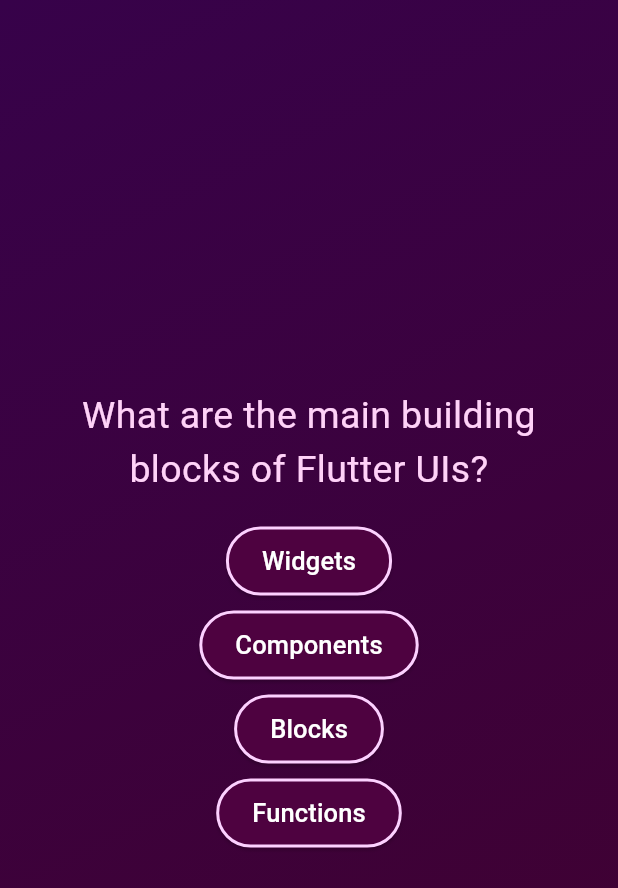
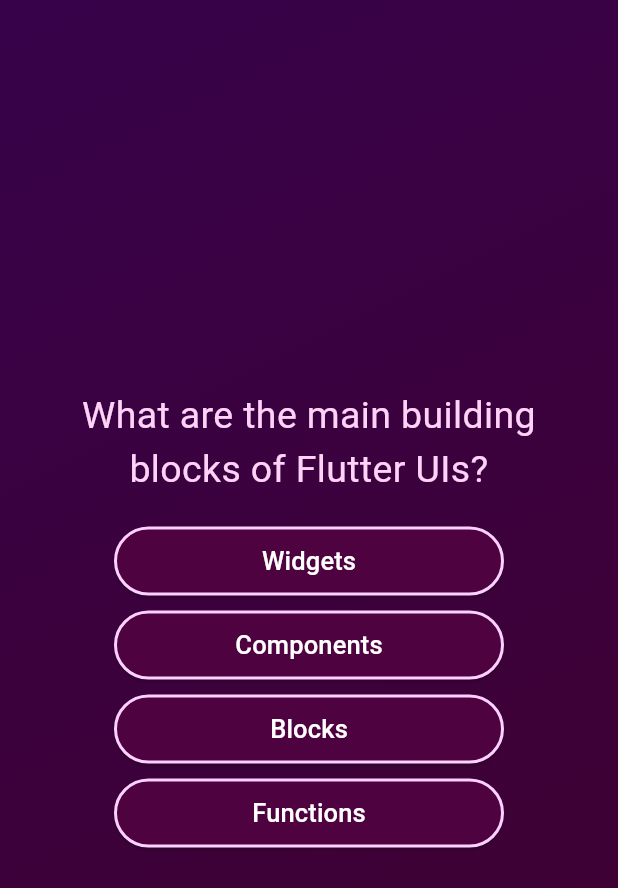
Before and after one commit to meetshaheer/Flutter-Quiz-App, a Flutter app: the QuestionScreen screen opened directly, on a phone screen of 412 x 824 dp. Shown: the top 888 px of the screen. Run offline on Flutter 3.47's test engine with Material 3 defaults, Android fonts, the phone set to English and light mode, and no system bars; missing offline and left inert: dart:ffi.

Commit message:
Formating answers button by passing the same height and width

```diff
--- a/quizify/lib/Widgets/custom_button.dart
+++ b/quizify/lib/Widgets/custom_button.dart
@@ -16,6 +16,7 @@
     return Padding(
       padding: const EdgeInsets.only(top: 10),
       child: SizedBox(
+        width: 260,
         height: 46,
         child: ElevatedButton(
           style: ButtonStyle(
```
